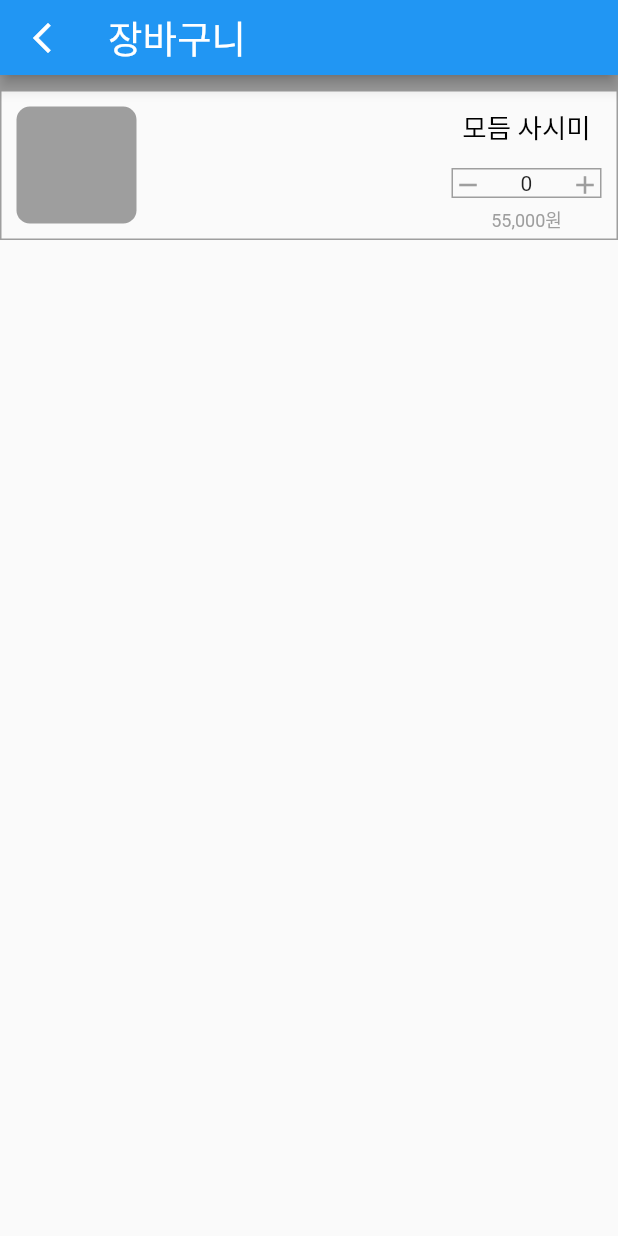
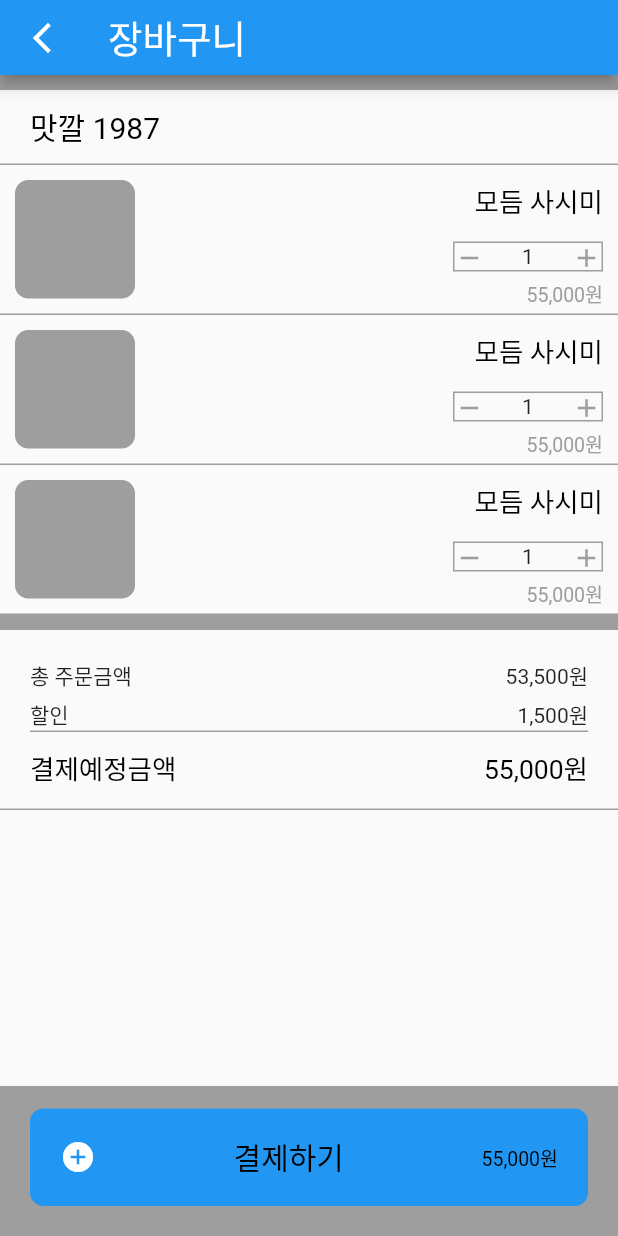
Before and after one commit to hidoweon/happyeat_new, a Flutter app: the ShoppingCartPage screen opened directly, on a phone screen of 412 x 824 dp. Run offline on Flutter 3.47's test engine with Material 2 defaults, Android fonts, the phone set to English and light mode, and no system bars; our stand-ins replace carousel_slider, cloud_firestore, firebase_core, get; accounts and stored records are empty.

Commit message:
third commit

```diff
--- a/lib/pages/homepage/restaurant_page/shopping_cart/shopping_cart_page.dart
+++ b/lib/pages/homepage/restaurant_page/shopping_cart/shopping_cart_page.dart
@@ -21,14 +21,40 @@ class _ShoppingCartPageState extends State<ShoppingCartPage> {
       ),
       body: Column(
         children: [
-          Container(color: Colors.grey, height: 10,),
+          Container(
+            height: 10,
+            color: Colors.grey,
+          ),
+          Container(
+            decoration: BoxDecoration(border: Border(bottom: BorderSide(width: 1, color: Colors.grey))),
+            height: 50,
+            child: Container(
+              margin: EdgeInsets.only(left: 20),
+              child: Row(
+                children: [
+                  BigText(text: "맛깔 1987", size: 20,),
+                ],
+              ),
+            )
+          ),
+
+          //list of food is shopcart
+          ListView.builder(
+              itemCount: 3,
+              shrinkWrap: true,
+              physics: NeverScrollableScrollPhysics(),
+              itemBuilder: (context, index){
+                return Column(
+                  children: [
                     Container(
                       height: 100,
                       decoration: BoxDecoration(
-              border: Border.all(color: Colors.grey)
+                          border: Border(bottom: BorderSide(width: 1, color: Colors.grey))
                       ),
                       child: Row(
                         children: [
+
+                          //음식 사진
                           Container(
                             margin: EdgeInsets.all(10),
                             height: 80,
@@ -39,9 +65,12 @@ class _ShoppingCartPageState extends State<ShoppingCartPage> {
                             ),
                           ),
                           Expanded(child: SizedBox()),
+
+                          //이름, 가격, 수량
                           Container(
                             margin: EdgeInsets.all(10),
                             child: Column(
+                              crossAxisAlignment: CrossAxisAlignment.end,
                               children: [
                                 BigText(text: "모듬 사시미"),
                                 SizedBox(height: 15,),
@@ -49,26 +78,98 @@ class _ShoppingCartPageState extends State<ShoppingCartPage> {
                                   height: 20,
                                   width: 100,
                                   decoration: BoxDecoration(
-                          border: Border.all(color: Colors.grey, width: 1)
+                                    border: Border.all(color: Colors.grey, width: 1),
                                   ),
                                   child: Row(
                                     mainAxisAlignment: MainAxisAlignment.spaceBetween,
                                     children: [
                                       Icon(Icons.remove, size: 20, color: Colors.grey,),
-                            Text("0"),
+                                      Text("1"),
                                       Icon(Icons.add, size: 20, color: Colors.grey,)
                                     ],
                                   ),
                                 ),
                                 SizedBox(height: 5,),
-                      SmallText(text: "55,000원")
+                                SmallText(text: "55,000원", size: 13,)
                               ],
                             ),
                           )
                         ],
                       ),
+                    ),
+                  ],
+                );
+              }),
+
+          Container(
+            height: 10,
+            color: Colors.grey,
+          ),
+
+          //결제 금액
+          Container(
+            height: 120,
+            decoration: BoxDecoration(border: Border(bottom: BorderSide(color: Colors.grey))),
+            child: Container(
+              margin: EdgeInsets.all(20),
+              child: Column(
+                children: [
+                  Container(
+                    decoration: BoxDecoration(border: Border(bottom: BorderSide(color: Colors.grey))),
+                    child: Column(
+                      children: [
+                        Row(
+                        mainAxisAlignment: MainAxisAlignment.spaceBetween,
+                        children: [
+                          Text("총 주문금액"),
+                          Text("53,500원")
+                        ],),
+                        SizedBox(height: 5,),
+                        Row(
+                          mainAxisAlignment: MainAxisAlignment.spaceBetween,
+                          children: [
+                            Text("할인"),
+                            Text("1,500원")
+                          ],
+                        )],
+                    ),
+                  ),
+                  SizedBox(height: 10,),
+                  Row(
+                    mainAxisAlignment: MainAxisAlignment.spaceBetween,
+                    children: [
+                      BigText(text: "결제예정금액"),
+                      BigText(text: "55,000원")
+                    ],
                   )
                 ],
+              ),
+            ),
+          ),
+
+        ],
+      ),
+      bottomNavigationBar: Container(
+        color: Colors.grey,
+        height: 100,
+        child: Container(
+          margin: EdgeInsets.only(left: 20, right: 20, top: 15, bottom: 20),
+          decoration: BoxDecoration(
+            borderRadius: BorderRadius.circular(Dimensions.radius10),
+            color: Colors.blue
+          ),
+          child: Container(
+            margin: EdgeInsets.only(left: 20, right: 20),
+            child: Row(
+              mainAxisAlignment: MainAxisAlignment.spaceBetween,
+              children: [
+                Icon(Icons.add_circle, color: Colors.white,),
+                BigText(text: "결제하기", size: 20,),
+                BigText(text: "55,000원", size: 13,)
+              ],
+            ),
+          ),
+        ),
       ),
     );
   }
--- a/pubspec.yaml
+++ b/pubspec.yaml
@@ -37,6 +37,9 @@ dependencies:
   # Use with the CupertinoIcons class for iOS style icons.
   cupertino_icons: ^1.0.2
   carousel_slider: ^4.2.1
+  flutter_native_splash: ^2.2.18
+  cloud_firestore: ^4.4.3
+  firebase_core: ^2.7.0
 
 dev_dependencies:
   flutter_test:
```
Also changed, not shown: lib/main.dart (+14 -2 lines), lib/pages/homepage/main_rest_page.dart (+18 -5 lines), lib/pages/homepage/restaurant_page/shopping_cart/payment_page.dart (added, +112 -0 lines), lib/routes/route_helper.dart (added, +7 -0 lines), lib/widgets/splash_screen.dart (added, +37 -0 lines), images/logo.png (added), lib/firebase_options.dart (added), pubspec.lock, 18 other files. Lines whose indentation alone changed are shown as unchanged.
